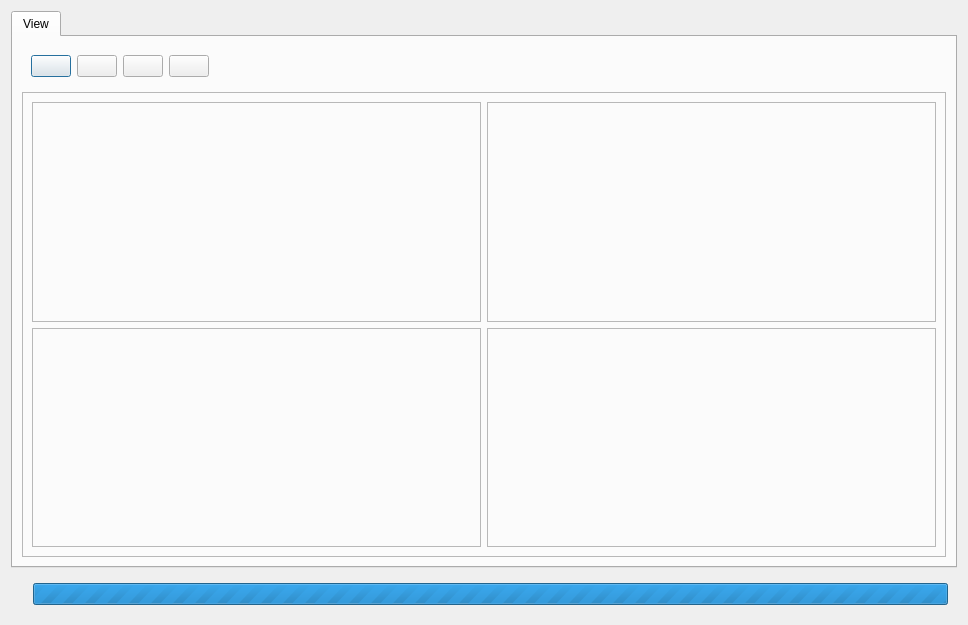
Old version of the form app/ui/dashboard.ui in the repository widev3/wide3.
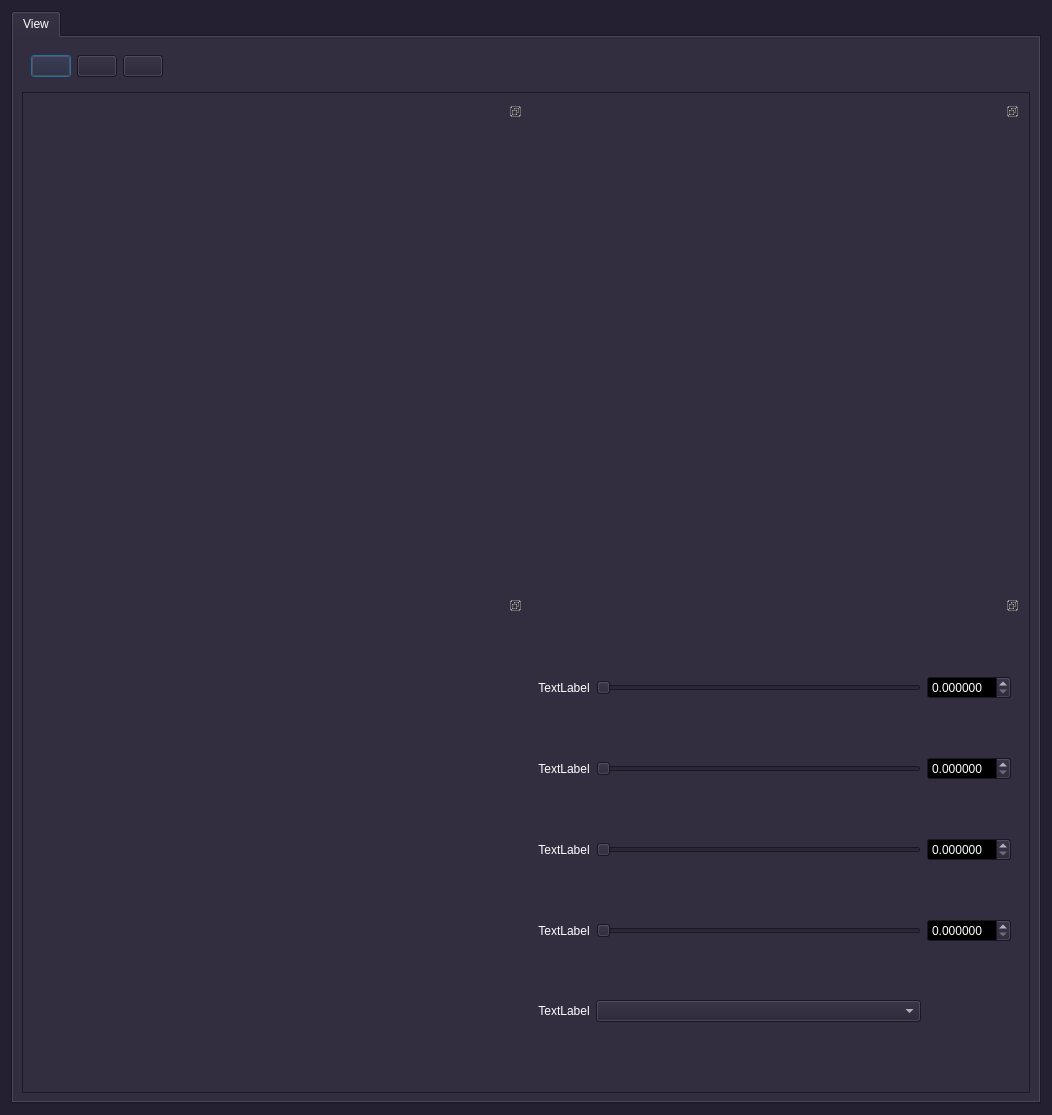
New version of the form.

Commit message: add slice support and icons

Diff of the .ui file:
```diff
--- a/app/ui/dashboard.ui
+++ b/app/ui/dashboard.ui
@@ -6,37 +6,489 @@
    <rect>
     <x>0</x>
     <y>0</y>
-    <width>968</width>
-    <height>625</height>
+    <width>1052</width>
+    <height>1115</height>
    </rect>
   </property>
+  <property name="palette">
+   <palette>
+    <active>
+     <colorrole role="WindowText">
+      <brush brushstyle="SolidPattern">
+       <color alpha="255">
+        <red>255</red>
+        <green>255</green>
+        <blue>255</blue>
+       </color>
+      </brush>
+     </colorrole>
+     <colorrole role="Button">
+      <brush brushstyle="SolidPattern">
+       <color alpha="255">
+        <red>36</red>
+        <green>31</green>
+        <blue>49</blue>
+       </color>
+      </brush>
+     </colorrole>
+     <colorrole role="Light">
+      <brush brushstyle="SolidPattern">
+       <color alpha="255">
+        <red>54</red>
+        <green>46</green>
+        <blue>73</blue>
+       </color>
+      </brush>
+     </colorrole>
+     <colorrole role="Midlight">
+      <brush brushstyle="SolidPattern">
+       <color alpha="255">
+        <red>45</red>
+        <green>38</green>
+        <blue>61</blue>
+       </color>
+      </brush>
+     </colorrole>
+     <colorrole role="Dark">
+      <brush brushstyle="SolidPattern">
+       <color alpha="255">
+        <red>18</red>
+        <green>15</green>
+        <blue>24</blue>
+       </color>
+      </brush>
+     </colorrole>
+     <colorrole role="Mid">
+      <brush brushstyle="SolidPattern">
+       <color alpha="255">
+        <red>24</red>
+        <green>21</green>
+        <blue>33</blue>
+       </color>
+      </brush>
+     </colorrole>
+     <colorrole role="Text">
+      <brush brushstyle="SolidPattern">
+       <color alpha="255">
+        <red>255</red>
+        <green>255</green>
+        <blue>255</blue>
+       </color>
+      </brush>
+     </colorrole>
+     <colorrole role="BrightText">
+      <brush brushstyle="SolidPattern">
+       <color alpha="255">
+        <red>255</red>
+        <green>255</green>
+        <blue>255</blue>
+       </color>
+      </brush>
+     </colorrole>
+     <colorrole role="ButtonText">
+      <brush brushstyle="SolidPattern">
+       <color alpha="255">
+        <red>255</red>
+        <green>255</green>
+        <blue>255</blue>
+       </color>
+      </brush>
+     </colorrole>
+     <colorrole role="Base">
+      <brush brushstyle="SolidPattern">
+       <color alpha="255">
+        <red>0</red>
+        <green>0</green>
+        <blue>0</blue>
+       </color>
+      </brush>
+     </colorrole>
+     <colorrole role="Window">
+      <brush brushstyle="SolidPattern">
+       <color alpha="255">
+        <red>36</red>
+        <green>31</green>
+        <blue>49</blue>
+       </color>
+      </brush>
+     </colorrole>
+     <colorrole role="Shadow">
+      <brush brushstyle="SolidPattern">
+       <color alpha="255">
+        <red>0</red>
+        <green>0</green>
+        <blue>0</blue>
+       </color>
+      </brush>
+     </colorrole>
+     <colorrole role="AlternateBase">
+      <brush brushstyle="SolidPattern">
+       <color alpha="255">
+        <red>18</red>
+        <green>15</green>
+        <blue>24</blue>
+       </color>
+      </brush>
+     </colorrole>
+     <colorrole role="ToolTipBase">
+      <brush brushstyle="SolidPattern">
+       <color alpha="255">
+        <red>255</red>
+        <green>255</green>
+        <blue>220</blue>
+       </color>
+      </brush>
+     </colorrole>
+     <colorrole role="ToolTipText">
+      <brush brushstyle="SolidPattern">
+       <color alpha="255">
+        <red>0</red>
+        <green>0</green>
+        <blue>0</blue>
+       </color>
+      </brush>
+     </colorrole>
+     <colorrole role="PlaceholderText">
+      <brush brushstyle="SolidPattern">
+       <color alpha="127">
+        <red>255</red>
+        <green>255</green>
+        <blue>255</blue>
+       </color>
+      </brush>
+     </colorrole>
+     <colorrole role="Accent">
+      <brush brushstyle="SolidPattern">
+       <color alpha="255">
+        <red>0</red>
+        <green>0</green>
+        <blue>0</blue>
+       </color>
+      </brush>
+     </colorrole>
+    </active>
+    <inactive>
+     <colorrole role="WindowText">
+      <brush brushstyle="SolidPattern">
+       <color alpha="255">
+        <red>255</red>
+        <green>255</green>
+        <blue>255</blue>
+       </color>
+      </brush>
+     </colorrole>
+     <colorrole role="Button">
+      <brush brushstyle="SolidPattern">
+       <color alpha="255">
+        <red>36</red>
+        <green>31</green>
+        <blue>49</blue>
+       </color>
+      </brush>
+     </colorrole>
+     <colorrole role="Light">
+      <brush brushstyle="SolidPattern">
+       <color alpha="255">
+        <red>54</red>
+        <green>46</green>
+        <blue>73</blue>
+       </color>
+      </brush>
+     </colorrole>
+     <colorrole role="Midlight">
+      <brush brushstyle="SolidPattern">
+       <color alpha="255">
+        <red>45</red>
+        <green>38</green>
+        <blue>61</blue>
+       </color>
+      </brush>
+     </colorrole>
+     <colorrole role="Dark">
+      <brush brushstyle="SolidPattern">
+       <color alpha="255">
+        <red>18</red>
+        <green>15</green>
+        <blue>24</blue>
+       </color>
+      </brush>
+     </colorrole>
+     <colorrole role="Mid">
+      <brush brushstyle="SolidPattern">
+       <color alpha="255">
+        <red>24</red>
+        <green>21</green>
+        <blue>33</blue>
+       </color>
+      </brush>
+     </colorrole>
+     <colorrole role="Text">
+      <brush brushstyle="SolidPattern">
+       <color alpha="255">
+        <red>255</red>
+        <green>255</green>
+        <blue>255</blue>
+       </color>
+      </brush>
+     </colorrole>
+     <colorrole role="BrightText">
+      <brush brushstyle="SolidPattern">
+       <color alpha="255">
+        <red>255</red>
+        <green>255</green>
+        <blue>255</blue>
+       </color>
+      </brush>
+     </colorrole>
+     <colorrole role="ButtonText">
+      <brush brushstyle="SolidPattern">
+       <color alpha="255">
+        <red>255</red>
+        <green>255</green>
+        <blue>255</blue>
+       </color>
+      </brush>
+     </colorrole>
+     <colorrole role="Base">
+      <brush brushstyle="SolidPattern">
+       <color alpha="255">
+        <red>0</red>
+        <green>0</green>
+        <blue>0</blue>
+       </color>
+      </brush>
+     </colorrole>
+     <colorrole role="Window">
+      <brush brushstyle="SolidPattern">
+       <color alpha="255">
+        <red>36</red>
+        <green>31</green>
+        <blue>49</blue>
+       </color>
+      </brush>
+     </colorrole>
+     <colorrole role="Shadow">
+      <brush brushstyle="SolidPattern">
+       <color alpha="255">
+        <red>0</red>
+        <green>0</green>
+        <blue>0</blue>
+       </color>
+      </brush>
+     </colorrole>
+     <colorrole role="AlternateBase">
+      <brush brushstyle="SolidPattern">
+       <color alpha="255">
+        <red>18</red>
+        <green>15</green>
+        <blue>24</blue>
+       </color>
+      </brush>
+     </colorrole>
+     <colorrole role="ToolTipBase">
+      <brush brushstyle="SolidPattern">
+       <color alpha="255">
+        <red>255</red>
+        <green>255</green>
+        <blue>220</blue>
+       </color>
+      </brush>
+     </colorrole>
+     <colorrole role="ToolTipText">
+      <brush brushstyle="SolidPattern">
+       <color alpha="255">
+        <red>0</red>
+        <green>0</green>
+        <blue>0</blue>
+       </color>
+      </brush>
+     </colorrole>
+     <colorrole role="PlaceholderText">
+      <brush brushstyle="SolidPattern">
+       <color alpha="127">
+        <red>255</red>
+        <green>255</green>
+        <blue>255</blue>
+       </color>
+      </brush>
+     </colorrole>
+     <colorrole role="Accent">
+      <brush brushstyle="SolidPattern">
+       <color alpha="255">
+        <red>0</red>
+        <green>0</green>
+        <blue>0</blue>
+       </color>
+      </brush>
+     </colorrole>
+    </inactive>
+    <disabled>
+     <colorrole role="WindowText">
+      <brush brushstyle="SolidPattern">
+       <color alpha="255">
+        <red>18</red>
+        <green>15</green>
+        <blue>24</blue>
+       </color>
+      </brush>
+     </colorrole>
+     <colorrole role="Button">
+      <brush brushstyle="SolidPattern">
+       <color alpha="255">
+        <red>36</red>
+        <green>31</green>
+        <blue>49</blue>
+       </color>
+      </brush>
+     </colorrole>
+     <colorrole role="Light">
+      <brush brushstyle="SolidPattern">
+       <color alpha="255">
+        <red>54</red>
+        <green>46</green>
+        <blue>73</blue>
+       </color>
+      </brush>
+     </colorrole>
+     <colorrole role="Midlight">
+      <brush brushstyle="SolidPattern">
+       <color alpha="255">
+        <red>45</red>
+        <green>38</green>
+        <blue>61</blue>
+       </color>
+      </brush>
+     </colorrole>
+     <colorrole role="Dark">
+      <brush brushstyle="SolidPattern">
+       <color alpha="255">
+        <red>18</red>
+        <green>15</green>
+        <blue>24</blue>
+       </color>
+      </brush>
+     </colorrole>
+     <colorrole role="Mid">
+      <brush brushstyle="SolidPattern">
+       <color alpha="255">
+        <red>24</red>
+        <green>21</green>
+        <blue>33</blue>
+       </color>
+      </brush>
+     </colorrole>
+     <colorrole role="Text">
+      <brush brushstyle="SolidPattern">
+       <color alpha="255">
+        <red>18</red>
+        <green>15</green>
+        <blue>24</blue>
+       </color>
+      </brush>
+     </colorrole>
+     <colorrole role="BrightText">
+      <brush brushstyle="SolidPattern">
+       <color alpha="255">
+        <red>255</red>
+        <green>255</green>
+        <blue>255</blue>
+       </color>
+      </brush>
+     </colorrole>
+     <colorrole role="ButtonText">
+      <brush brushstyle="SolidPattern">
+       <color alpha="255">
+        <red>18</red>
+        <green>15</green>
+        <blue>24</blue>
+       </color>
+      </brush>
+     </colorrole>
+     <colorrole role="Base">
+      <brush brushstyle="SolidPattern">
+       <color alpha="255">
+        <red>36</red>
+        <green>31</green>
+        <blue>49</blue>
+       </color>
+      </brush>
+     </colorrole>
+     <colorrole role="Window">
+      <brush brushstyle="SolidPattern">
+       <color alpha="255">
+        <red>36</red>
+        <green>31</green>
+        <blue>49</blue>
+       </color>
+      </brush>
+     </colorrole>
+     <colorrole role="Shadow">
+      <brush brushstyle="SolidPattern">
+       <color alpha="255">
+        <red>0</red>
+        <green>0</green>
+        <blue>0</blue>
+       </color>
+      </brush>
+     </colorrole>
+     <colorrole role="AlternateBase">
+      <brush brushstyle="SolidPattern">
+       <color alpha="255">
+        <red>36</red>
+        <green>31</green>
+        <blue>49</blue>
+       </color>
+      </brush>
+     </colorrole>
+     <colorrole role="ToolTipBase">
+      <brush brushstyle="SolidPattern">
+       <color alpha="255">
+        <red>255</red>
+        <green>255</green>
+        <blue>220</blue>
+       </color>
+      </brush>
+     </colorrole>
+     <colorrole role="ToolTipText">
+      <brush brushstyle="SolidPattern">
+       <color alpha="255">
+        <red>0</red>
+        <green>0</green>
+        <blue>0</blue>
+       </color>
+      </brush>
+     </colorrole>
+     <colorrole role="PlaceholderText">
+      <brush brushstyle="SolidPattern">
+       <color alpha="127">
+        <red>18</red>
+        <green>15</green>
+        <blue>24</blue>
+       </color>
+      </brush>
+     </colorrole>
+     <colorrole role="Accent">
+      <brush brushstyle="SolidPattern">
+       <color alpha="255">
+        <red>25</red>
+        <green>22</green>
+        <blue>35</blue>
+       </color>
+      </brush>
+     </colorrole>
+    </disabled>
+   </palette>
+  </property>
   <property name="windowTitle">
    <string>Whistle Of Wind</string>
   </property>
+  <property name="sizeGripEnabled">
+   <bool>false</bool>
+  </property>
+  <property name="modal">
+   <bool>false</bool>
+  </property>
   <layout class="QGridLayout" name="gridLayout">
-   <item row="1" column="0">
-    <widget class="QFrame" name="frame_3">
-     <layout class="QHBoxLayout" name="horizontalLayout_2">
-      <item>
-       <widget class="QLabel" name="label">
-        <property name="text">
-         <string/>
-        </property>
-       </widget>
-      </item>
-      <item>
-       <widget class="QProgressBar" name="progressBar">
-        <property name="maximum">
-         <number>0</number>
-        </property>
-        <property name="value">
-         <number>-1</number>
-        </property>
-       </widget>
-      </item>
-     </layout>
-    </widget>
-   </item>
    <item row="0" column="0">
     <widget class="QTabWidget" name="tabWidget">
      <property name="currentIndex">
@@ -70,16 +522,6 @@
             </property>
            </widget>
           </item>
-          <item>
-           <widget class="QPushButton" name="pushButtonSettings">
-            <property name="iconSize">
-             <size>
-              <width>25</width>
-              <height>25</height>
-             </size>
-            </property>
-           </widget>
-          </item>
           <item>
            <widget class="QPushButton" name="pushButtonInfo">
             <property name="text">
@@ -105,104 +547,178 @@
           <enum>QFrame::Shadow::Raised</enum>
          </property>
          <layout class="QGridLayout" name="gridLayout_3">
-          <item row="0" column="0">
-           <widget class="QFrame" name="frameSpec">
-            <property name="frameShape">
-             <enum>QFrame::Shape::StyledPanel</enum>
-            </property>
-            <property name="frameShadow">
-             <enum>QFrame::Shadow::Raised</enum>
-            </property>
-            <layout class="QGridLayout" name="gridLayout_4">
-             <item row="0" column="0">
-              <spacer name="verticalSpacer">
-               <property name="orientation">
-                <enum>Qt::Orientation::Vertical</enum>
-               </property>
-               <property name="sizeHint" stdset="0">
-                <size>
-                 <width>20</width>
-                 <height>40</height>
-                </size>
-               </property>
-              </spacer>
-             </item>
-            </layout>
-           </widget>
-          </item>
-          <item row="1" column="0">
-           <widget class="QFrame" name="frameFreq">
-            <property name="frameShape">
-             <enum>QFrame::Shape::StyledPanel</enum>
-            </property>
-            <property name="frameShadow">
-             <enum>QFrame::Shadow::Raised</enum>
-            </property>
-            <layout class="QGridLayout" name="gridLayout_7">
-             <item row="0" column="0">
-              <spacer name="verticalSpacer_2">
-               <property name="orientation">
-                <enum>Qt::Orientation::Vertical</enum>
-               </property>
-               <property name="sizeHint" stdset="0">
-                <size>
-                 <width>20</width>
-                 <height>40</height>
-                </size>
-               </property>
-              </spacer>
-             </item>
-            </layout>
-           </widget>
-          </item>
           <item row="0" column="1">
-           <widget class="QFrame" name="frameTime">
-            <property name="frameShape">
-             <enum>QFrame::Shape::StyledPanel</enum>
+           <widget class="QDockWidget" name="dockWidgetTime">
+            <property name="features">
+             <set>QDockWidget::DockWidgetFeature::DockWidgetFloatable|QDockWidget::DockWidgetFeature::DockWidgetMovable</set>
             </property>
-            <property name="frameShadow">
-             <enum>QFrame::Shadow::Raised</enum>
+            <widget class="QWidget" name="dockWidgetContentsTime">
+             <layout class="QGridLayout" name="gridLayout_6">
+              <item row="0" column="0">
+               <layout class="QVBoxLayout" name="verticalLayoutTime"/>
+              </item>
+             </layout>
+            </widget>
+           </widget>
+          </item>
+          <item row="0" column="0">
+           <widget class="QDockWidget" name="dockWidgetSpec">
+            <property name="features">
+             <set>QDockWidget::DockWidgetFeature::DockWidgetFloatable|QDockWidget::DockWidgetFeature::DockWidgetMovable</set>
             </property>
-            <layout class="QGridLayout" name="gridLayout_5">
-             <item row="0" column="0">
-              <spacer name="verticalSpacer_3">
-               <property name="orientation">
-                <enum>Qt::Orientation::Vertical</enum>
-               </property>
-               <property name="sizeHint" stdset="0">
-                <size>
-                 <width>20</width>
-                 <height>40</height>
-                </size>
-               </property>
-              </spacer>
-             </item>
-            </layout>
+            <widget class="QWidget" name="dockWidgetContentsSpec">
+             <layout class="QGridLayout" name="gridLayout_5">
+              <item row="0" column="0">
+               <layout class="QVBoxLayout" name="verticalLayoutSpec"/>
+              </item>
+             </layout>
+            </widget>
            </widget>
           </item>
           <item row="1" column="1">
-           <widget class="QFrame" name="frameSettings">
-            <property name="frameShape">
-             <enum>QFrame::Shape::StyledPanel</enum>
+           <widget class="QDockWidget" name="dockWidget">
+            <property name="features">
+             <set>QDockWidget::DockWidgetFeature::DockWidgetFloatable|QDockWidget::DockWidgetFeature::DockWidgetMovable</set>
             </property>
-            <property name="frameShadow">
-             <enum>QFrame::Shadow::Raised</enum>
+            <widget class="QWidget" name="dockWidgetContents_4">
+             <layout class="QGridLayout" name="gridLayout_4">
+              <item row="3" column="0">
+               <widget class="QLabel" name="labelMax">
+                <property name="text">
+                 <string>TextLabel</string>
+                </property>
+                <property name="alignment">
+                 <set>Qt::AlignmentFlag::AlignCenter</set>
+                </property>
+               </widget>
+              </item>
+              <item row="0" column="0">
+               <widget class="QLabel" name="labelCenter">
+                <property name="text">
+                 <string>TextLabel</string>
+                </property>
+                <property name="alignment">
+                 <set>Qt::AlignmentFlag::AlignCenter</set>
+                </property>
+               </widget>
+              </item>
+              <item row="2" column="3">
+               <widget class="QSlider" name="horizontalSliderMin">
+                <property name="orientation">
+                 <enum>Qt::Orientation::Horizontal</enum>
+                </property>
+                <property name="tickInterval">
+                 <number>1</number>
+                </property>
+               </widget>
+              </item>
+              <item row="3" column="3">
+               <widget class="QSlider" name="horizontalSliderMax">
+                <property name="orientation">
+                 <enum>Qt::Orientation::Horizontal</enum>
+                </property>
+                <property name="tickInterval">
+                 <number>1</number>
+                </property>
+               </widget>
+              </item>
+              <item row="0" column="3">
+               <widget class="QSlider" name="horizontalSliderCenter">
+                <property name="orientation">
+                 <enum>Qt::Orientation::Horizontal</enum>
+                </property>
+                <property name="tickInterval">
+                 <number>1</number>
+                </property>
+               </widget>
+              </item>
+              <item row="2" column="0">
+               <widget class="QLabel" name="labelMin">
+                <property name="text">
+                 <string>TextLabel</string>
+                </property>
+                <property name="alignment">
+                 <set>Qt::AlignmentFlag::AlignCenter</set>
+                </property>
+               </widget>
+              </item>
+              <item row="1" column="3">
+               <widget class="QSlider" name="horizontalSliderSpan">
+                <property name="orientation">
+                 <enum>Qt::Orientation::Horizontal</enum>
+                </property>
+                <property name="tickInterval">
+                 <number>1</number>
+                </property>
+               </widget>
+              </item>
+              <item row="1" column="0">
+               <widget class="QLabel" name="labelSpan">
+                <property name="text">
+                 <string>TextLabel</string>
+                </property>
+                <property name="alignment">
+                 <set>Qt::AlignmentFlag::AlignCenter</set>
+                </property>
+               </widget>
+              </item>
+              <item row="4" column="0">
+               <widget class="QLabel" name="labelOffsets">
+                <property name="text">
+                 <string>TextLabel</string>
+                </property>
+                <property name="alignment">
+                 <set>Qt::AlignmentFlag::AlignCenter</set>
+                </property>
+               </widget>
+              </item>
+              <item row="4" column="3">
+               <widget class="QComboBox" name="comboBoxOffsets"/>
+              </item>
+              <item row="0" column="4">
+               <widget class="QDoubleSpinBox" name="doubleSpinBoxCenter">
+                <property name="decimals">
+                 <number>6</number>
+                </property>
+               </widget>
+              </item>
+              <item row="1" column="4">
+               <widget class="QDoubleSpinBox" name="doubleSpinBoxSpan">
+                <property name="decimals">
+                 <number>6</number>
+                </property>
+               </widget>
+              </item>
+              <item row="2" column="4">
+               <widget class="QDoubleSpinBox" name="doubleSpinBoxMin">
+                <property name="decimals">
+                 <number>6</number>
+                </property>
+               </widget>
+              </item>
+              <item row="3" column="4">
+               <widget class="QDoubleSpinBox" name="doubleSpinBoxMax">
+                <property name="decimals">
+                 <number>6</number>
+                </property>
+               </widget>
+              </item>
+             </layout>
+            </widget>
+           </widget>
+          </item>
+          <item row="1" column="0">
+           <widget class="QDockWidget" name="dockWidgetFreq">
+            <property name="features">
+             <set>QDockWidget::DockWidgetFeature::DockWidgetFloatable|QDockWidget::DockWidgetFeature::DockWidgetMovable</set>
             </property>
-            <layout class="QGridLayout" name="gridLayout_6">
-             <item row="0" column="0">
-              <spacer name="verticalSpacer_4">
-               <property name="orientation">
-                <enum>Qt::Orientation::Vertical</enum>
-               </property>
-               <property name="sizeHint" stdset="0">
-                <size>
-                 <width>20</width>
-                 <height>40</height>
-                </size>
-               </property>
-              </spacer>
-             </item>
-            </layout>
+            <widget class="QWidget" name="dockWidgetContentsFreq">
+             <layout class="QGridLayout" name="gridLayout_7">
+              <item row="0" column="0">
+               <layout class="QVBoxLayout" name="verticalLayoutFreq"/>
+              </item>
+             </layout>
+            </widget>
            </widget>
           </item>
          </layout>
```
The commit also changes 12 other files.
